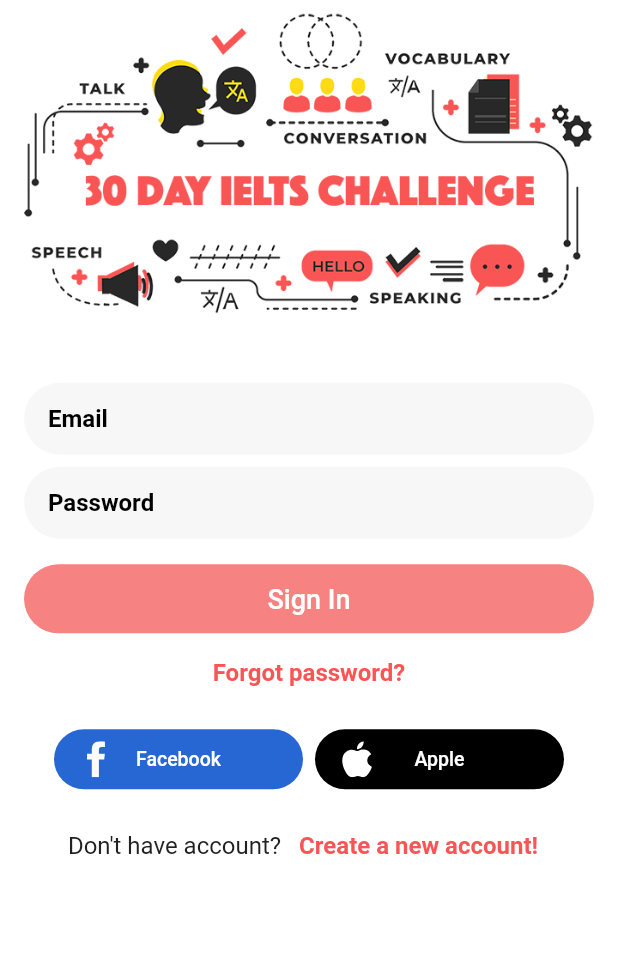
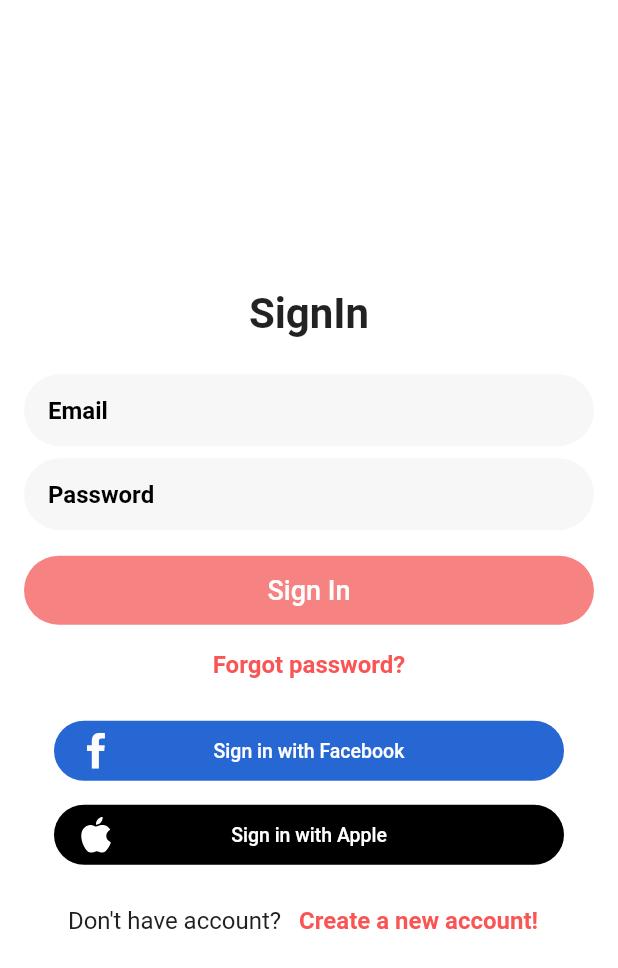
Before and after one commit to nguyenlinhnttu/flutterbase, a Flutter app: the screen it shows after launch, after a tap on "Sign In", on a phone screen of 412 x 824 dp. Shown: the top 968 px of the screen. Run offline on Flutter 3.47's test engine with Material 2 defaults, Android fonts, the phone set to English and light mode, and no system bars; our stand-ins replace dio, flutter_svg, shared_preferences; missing offline and left inert: keyboard_avoider, loading_animations.

```diff
--- a/lib/environments/env.dart
+++ b/lib/environments/env.dart
@@ -21,8 +21,6 @@ class Env {
       runApp(MultiProvider(
         providers: [
           ChangeNotifierProvider(create: (_) => AppProvider()),
-          ChangeNotifierProvider(create: (_) => UserProvider()),
-          ChangeNotifierProvider(create: (_) => SignInProvider()),
         ],
         child: MainApp(),
       ));
--- a/lib/features/sign_in_view.dart
+++ b/lib/features/sign_in_view.dart
@@ -1,6 +1,7 @@
 import 'package:flutter/material.dart';
 import 'package:flutter/services.dart';
 import 'package:flutter_base_source/base/base_state_widget.dart';
+import 'package:flutter_base_source/models/user.dart';
 import 'package:flutter_base_source/providers/sign_in_provider.dart';
 import 'package:flutter_base_source/providers/user_provider.dart';
 import 'package:flutter_base_source/router.dart';
@@ -32,14 +33,19 @@ class _SignInState extends BaseStateWidget<SignInView> {
     super.initState();
     _accountController.addListener(_onChangeValue);
     _passwordController.addListener(_onChangeValue);
-    _userProvider = Provider.of<UserProvider>(context, listen: false);
   }
 
   @override
   Widget buildApp(BuildContext context) {
-    return Consumer<SignInProvider>(
-        builder: (BuildContext context, SignInProvider provider, Widget child) {
+    return MultiProvider(
+      providers: [
+        ChangeNotifierProvider(create: (_) => UserProvider()),
+        ChangeNotifierProvider(create: (_) => SignInProvider()),
+      ],
+      child: Consumer2<SignInProvider, UserProvider>(
+          builder: (_, SignInProvider provider, UserProvider userProvider, Widget child) {
         _signInProvider = provider;
+        _userProvider = userProvider;
         return Scaffold(
             body: AnnotatedRegion<List<SystemUiOverlay>>(
           value: [],
@@ -54,10 +60,9 @@ class _SignInState extends BaseStateWidget<SignInView> {
                   child: KeyboardAvoider(
                     autoScroll: true,
                     child: Column(
+                      mainAxisAlignment: MainAxisAlignment.center,
                       children: <Widget>[
-                      Image.asset(
-                        "assets/icons/banner_30_day.png",
-                      ),
+                      CommonView.makeTextView("SignIn",fontSize: 28, fontWeight: FontWeight.bold),
                         Container(
                           margin: EdgeInsets.only(top: 24, left: 16, right: 16),
                           padding: EdgeInsets.only(left: 16, right: 16),
@@ -117,7 +122,7 @@ class _SignInState extends BaseStateWidget<SignInView> {
                                   border: InputBorder.none)),
                         ),
                         SizedBox(width: 0, height: 16),
-                      provider.isInputFull
+                        _signInProvider.isInputFull
                             ? NormalButton(
                                 backgroundColor: AppColors.primary,
                                 textColor: Colors.white,
@@ -153,30 +158,24 @@ class _SignInState extends BaseStateWidget<SignInView> {
                         ),
                         Container(
                           margin: EdgeInsets.only(top: 16, left: 36, right: 36),
-                        child: Row(
+                          child: Column(
                             children: <Widget>[
-                            Flexible(
-                              flex: 1,
-                              child: LoginButtonSocial(
-                                text: "Facebook",
+                              LoginButtonSocial(
+                                text: "Sign in with Facebook",
                                 textColor: Colors.white,
                                 icon: ImagePath.icFacebook,
                                 fontSize: 13,
                                 backgroundColor: HexColor("2767D3"),
                                 onPressed: () {},
                               ),
-                            ),
-                            SizedBox(width: 8),
-                            Flexible(
-                              flex: 1,
-                              child: LoginButtonSocial(
-                                text: "Apple",
+                              SizedBox(height: 8),
+                              LoginButtonSocial(
+                                text: "Sign in with Apple",
                                 textColor: Colors.white,
                                 icon: ImagePath.icApple,
                                 fontSize: 13,
                                 backgroundColor: Colors.black,
                                 onPressed: () {},
-                              ),
                               )
                             ],
                           ),
@@ -217,7 +216,8 @@ class _SignInState extends BaseStateWidget<SignInView> {
             ),
           ),
         ));
-    });
+      }),
+    );
   }
 
   //Validate Field Change State Button
@@ -230,23 +230,20 @@ class _SignInState extends BaseStateWidget<SignInView> {
     }
   }
 
-  void _callSignIn() {
+  Future<void> _callSignIn() async {
     hideKeyboard();
-    _userProvider
+    dynamic result = await _userProvider
         .signInAccount(
-            _accountController.text.trim(), _passwordController.text.trim())
-        .then((value) => {
-              if (value == "success")
-                {
-                  MySharePref.saveUserInfo(_userProvider.user),
+        _accountController.text.trim(), _passwordController.text.trim());
+    if (result is User) {
+      MySharePref.saveUserInfo(result);
       Navigator.pushNamedAndRemoveUntil(
-                      context, RoutePaths.Home, (Route<dynamic> route) => false)
+          context, RoutePaths.Home, (Route<dynamic> route) => false);
+    } else if (result is String) {
+      showMessage(result);
+    } else {
+      onApiError(result);
     }
-              else if (value != null)
-                showMessage(value)
-              else
-                onApiError(_userProvider.apiError)
-            });
   }
 
   @override
--- a/lib/features/splash_view.dart
+++ b/lib/features/splash_view.dart
@@ -13,7 +13,6 @@ class SplashView extends StatefulWidget {
 }
 
 class _SplashViewState extends BaseStateWidget<SplashView> {
-  UserProvider userProvider;
 
   nextPage() async {
     Navigator.pushReplacementNamed(context, RoutePaths.SignIn);
@@ -22,11 +21,7 @@ class _SplashViewState extends BaseStateWidget<SplashView> {
   @override
   void initState() {
     super.initState();
-    userProvider = Provider.of<UserProvider>(context, listen: false);
     Timer(Duration(milliseconds: 500), () async {
-//      userProvider.getUserInfo(1).then((value) => {
-//            if (!value) {onApiError(userProvider.apiError)} else {nextPage()}
-//          });
       nextPage();
     });
   }
@@ -38,8 +33,6 @@ class _SplashViewState extends BaseStateWidget<SplashView> {
 
   @override
   Widget buildApp(BuildContext context) {
-    return Consumer<UserProvider>(builder:
-        (BuildContext context, UserProvider userProvider, Widget child) {
     return Scaffold(
       body: WillPopScope(
         onWillPop: () => Future.value(false),
@@ -57,13 +50,9 @@ class _SplashViewState extends BaseStateWidget<SplashView> {
                 ),
               ],
             ),
-            ),
-            userProvider.isLoading
-                ? CommonView.loadingView(userProvider.isLoading)
-                : Container(),
+          )
         ]),
       ),
     );
-    });
   }
 }
--- a/lib/main.dart
+++ b/lib/main.dart
@@ -7,7 +7,6 @@ import 'package:provider/provider.dart';
 
 import 'base/app_localizations.dart';
 import 'environments/development.dart';
-
 void main() async {
   WidgetsFlutterBinding.ensureInitialized();
   SystemChrome.setPreferredOrientations(
@@ -57,7 +56,7 @@ class MainApp extends StatelessWidget {
           theme: appProvider.theme,
           debugShowCheckedModeBanner: false,
           initialRoute: RoutePaths.Splash,
-          onGenerateRoute: Router.generateRoute);
+          onGenerateRoute: MyRouter.generateRoute);
         });
   }
 }
--- a/lib/network/api_client.dart
+++ b/lib/network/api_client.dart
@@ -99,9 +99,7 @@ class ApiClient {
       }
       response = Response();
       response.data = e;
-      response.statusCode = e.response.statusCode;
-      response.statusMessage = e.response.statusMessage;
-
+      print(e);
       return response;
     }
   }
--- a/lib/router.dart
+++ b/lib/router.dart
@@ -16,10 +16,9 @@ class RoutePaths {
   static const String ForgotPass = "ForgotPass";
   static const String ChangePass = "ChangePass";
   static const String Home = "Home";
-  static const String Profile = "Profile";
 }
 
-class Router {
+class MyRouter {
   static Route<dynamic> generateRoute(RouteSettings settings) {
     switch (settings.name) {
       case RoutePaths.Splash:
```
Also changed, not shown: lib/features/home_view.dart (+3 -9 lines), lib/providers/user_provider.dart (+5 -23 lines), lib/widgets/common_view.dart (+7 -4 lines), pubspec.yaml (+4 -4 lines), assets/icons/banner_30_day.png (deleted), lib/features/my_tab.dart (renamed from lib/features/MyTab.dart), pubspec.lock. Lines whose indentation alone changed are shown as unchanged.
